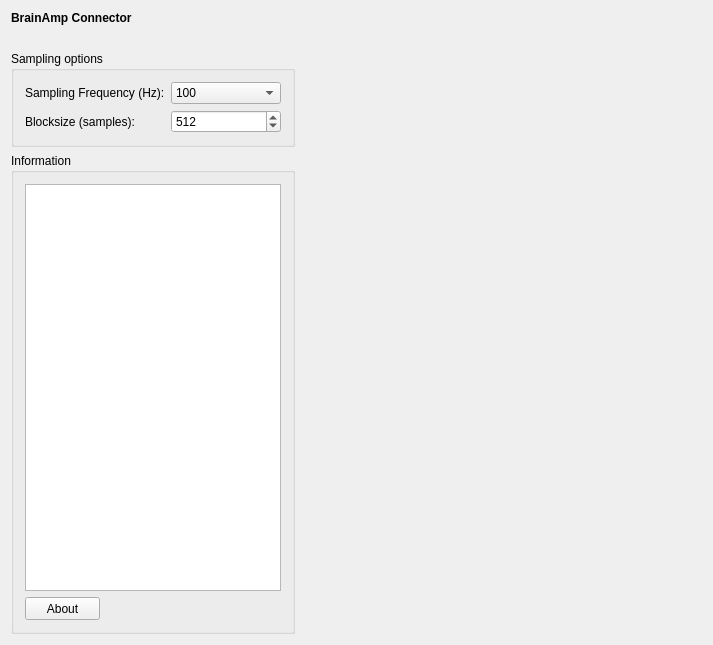
Above: applications/mne_scan/plugins/brainamp/FormFiles/brainampsetup.ui from mne-tools/mne-cpp before the change. Below: the same form after it.
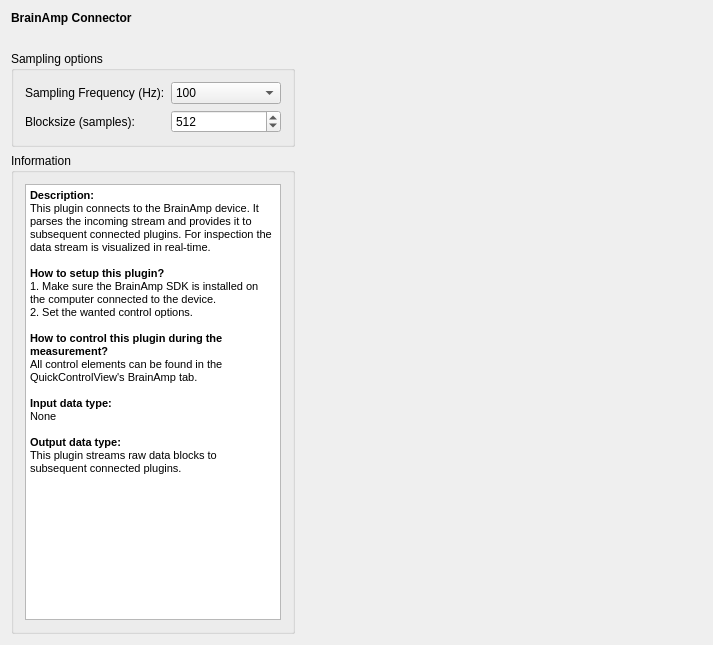
That is the form after the change.

Commit message: MAINT: More plugin chnages

Diff of the .ui file:
```diff
--- a/applications/mne_scan/plugins/brainamp/FormFiles/brainampsetup.ui
+++ b/applications/mne_scan/plugins/brainamp/FormFiles/brainampsetup.ui
@@ -98,29 +98,25 @@
 &lt;html&gt;&lt;head&gt;&lt;meta name=&quot;qrichtext&quot; content=&quot;1&quot; /&gt;&lt;style type=&quot;text/css&quot;&gt;
 p, li { white-space: pre-wrap; }
 &lt;/style&gt;&lt;/head&gt;&lt;body style=&quot; font-family:'MS Shell Dlg 2'; font-size:8.25pt; font-weight:400; font-style:normal;&quot;&gt;
+&lt;p style=&quot; margin-top:0px; margin-bottom:0px; margin-left:0px; margin-right:0px; -qt-block-indent:0; text-indent:0px;&quot;&gt;&lt;span style=&quot; font-size:8pt; font-weight:600;&quot;&gt;Description:&lt;/span&gt;&lt;/p&gt;
+&lt;p style=&quot; margin-top:0px; margin-bottom:0px; margin-left:0px; margin-right:0px; -qt-block-indent:0; text-indent:0px;&quot;&gt;&lt;span style=&quot; font-size:8pt;&quot;&gt;This plugin connects to the BrainAmp device. It parses the incoming stream and provides it to subsequent connected plugins. For inspection the data stream is visualized in real-time.&lt;/span&gt;&lt;/p&gt;
+&lt;p style=&quot;-qt-paragraph-type:empty; margin-top:0px; margin-bottom:0px; margin-left:0px; margin-right:0px; -qt-block-indent:0; text-indent:0px; font-size:8pt;&quot;&gt;&lt;br /&gt;&lt;/p&gt;
+&lt;p style=&quot; margin-top:0px; margin-bottom:0px; margin-left:0px; margin-right:0px; -qt-block-indent:0; text-indent:0px;&quot;&gt;&lt;span style=&quot; font-size:8pt; font-weight:600;&quot;&gt;How to setup this plugin?&lt;/span&gt;&lt;/p&gt;
+&lt;p style=&quot; margin-top:0px; margin-bottom:0px; margin-left:0px; margin-right:0px; -qt-block-indent:0; text-indent:0px;&quot;&gt;&lt;span style=&quot; font-size:8pt;&quot;&gt;1. Make sure the BrainAmp SDK is installed on the computer connected to the device.&lt;/span&gt;&lt;/p&gt;
+&lt;p style=&quot; margin-top:0px; margin-bottom:0px; margin-left:0px; margin-right:0px; -qt-block-indent:0; text-indent:0px;&quot;&gt;&lt;span style=&quot; font-size:8pt;&quot;&gt;2. Set the wanted control options.&lt;/span&gt;&lt;/p&gt;
+&lt;p style=&quot;-qt-paragraph-type:empty; margin-top:0px; margin-bottom:0px; margin-left:0px; margin-right:0px; -qt-block-indent:0; text-indent:0px; font-size:8pt;&quot;&gt;&lt;br /&gt;&lt;/p&gt;
+&lt;p style=&quot; margin-top:0px; margin-bottom:0px; margin-left:0px; margin-right:0px; -qt-block-indent:0; text-indent:0px;&quot;&gt;&lt;span style=&quot; font-size:8pt; font-weight:600;&quot;&gt;How to control this plugin during the measurement?&lt;/span&gt;&lt;/p&gt;
+&lt;p style=&quot; margin-top:0px; margin-bottom:0px; margin-left:0px; margin-right:0px; -qt-block-indent:0; text-indent:0px;&quot;&gt;&lt;span style=&quot; font-size:8pt;&quot;&gt;All control elements can be found in the QuickControlView's BrainAmp tab.&lt;/span&gt;&lt;/p&gt;
+&lt;p style=&quot;-qt-paragraph-type:empty; margin-top:0px; margin-bottom:0px; margin-left:0px; margin-right:0px; -qt-block-indent:0; text-indent:0px; font-size:8pt;&quot;&gt;&lt;br /&gt;&lt;/p&gt;
+&lt;p style=&quot; margin-top:0px; margin-bottom:0px; margin-left:0px; margin-right:0px; -qt-block-indent:0; text-indent:0px;&quot;&gt;&lt;span style=&quot; font-size:8pt; font-weight:600;&quot;&gt;Input data type:&lt;/span&gt;&lt;/p&gt;
+&lt;p style=&quot; margin-top:0px; margin-bottom:0px; margin-left:0px; margin-right:0px; -qt-block-indent:0; text-indent:0px;&quot;&gt;&lt;span style=&quot; font-size:8pt;&quot;&gt;None&lt;/span&gt;&lt;/p&gt;
+&lt;p style=&quot;-qt-paragraph-type:empty; margin-top:0px; margin-bottom:0px; margin-left:0px; margin-right:0px; -qt-block-indent:0; text-indent:0px; font-size:8pt;&quot;&gt;&lt;br /&gt;&lt;/p&gt;
+&lt;p style=&quot; margin-top:0px; margin-bottom:0px; margin-left:0px; margin-right:0px; -qt-block-indent:0; text-indent:0px;&quot;&gt;&lt;span style=&quot; font-size:8pt; font-weight:600;&quot;&gt;Output data type:&lt;/span&gt;&lt;/p&gt;
+&lt;p style=&quot; margin-top:0px; margin-bottom:0px; margin-left:0px; margin-right:0px; -qt-block-indent:0; text-indent:0px;&quot;&gt;&lt;span style=&quot; font-size:8pt;&quot;&gt;This plugin streams raw data blocks to subsequent connected plugins.&lt;/span&gt;&lt;/p&gt;
 &lt;p style=&quot;-qt-paragraph-type:empty; margin-top:0px; margin-bottom:0px; margin-left:0px; margin-right:0px; -qt-block-indent:0; text-indent:0px; font-size:8pt;&quot;&gt;&lt;br /&gt;&lt;/p&gt;&lt;/body&gt;&lt;/html&gt;</string>
           </property>
          </widget>
         </item>
-        <item row="1" column="0">
-         <widget class="QPushButton" name="m_qPushButton_About">
-          <property name="minimumSize">
-           <size>
-            <width>75</width>
-            <height>23</height>
-           </size>
-          </property>
-          <property name="maximumSize">
-           <size>
-            <width>75</width>
-            <height>23</height>
-           </size>
-          </property>
-          <property name="text">
-           <string>About</string>
-          </property>
-         </widget>
-        </item>
        </layout>
       </widget>
      </item>
```
The commit also changes 11 other files.
